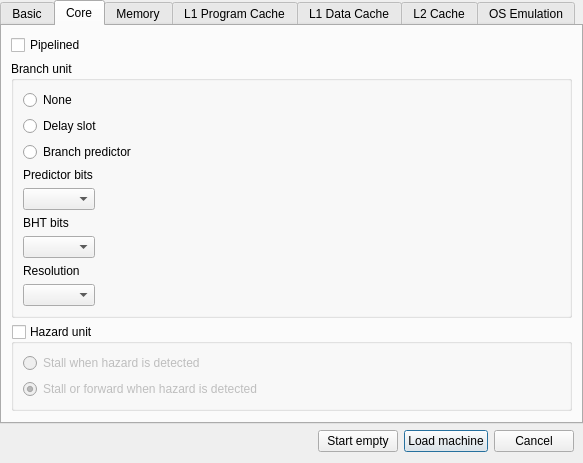
kchasialis/QtMips-Di, file src/gui/NewDialog.ui: the form before one commit.
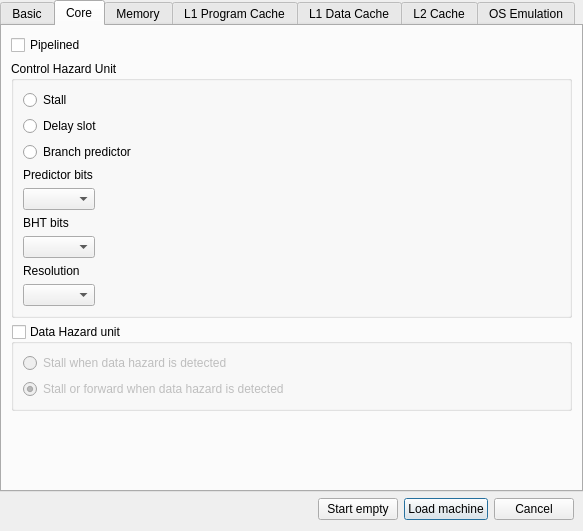
The form after the commit.

Commit message: Separated control & data hazard unit

What changed in the file:
```diff
--- a/src/gui/NewDialog.ui
+++ b/src/gui/NewDialog.ui
@@ -7,7 +7,7 @@
     <x>0</x>
     <y>0</y>
     <width>583</width>
-    <height>449</height>
+    <height>531</height>
    </rect>
   </property>
   <property name="windowTitle">
@@ -151,33 +151,37 @@
        <item>
         <widget class="QGroupBox" name="branch_unit">
          <property name="title">
-          <string>Branch unit</string>
+          <string>Control Hazard Unit</string>
          </property>
          <property name="checkable">
           <bool>false</bool>
          </property>
          <layout class="QVBoxLayout" name="verticalLayout_2">
           <item>
-           <widget class="QRadioButton" name="none">
-            <property name="text">
-             <string>None</string>
-            </property>
-           </widget>
-          </item>
-          <item>
+           <layout class="QGridLayout" name="gridLayout">
+            <item row="1" column="0">
            <widget class="QRadioButton" name="delay_slot">
             <property name="text">
              <string>Delay slot</string>
             </property>
            </widget>
           </item>
-          <item>
+            <item row="0" column="0">
+             <widget class="QRadioButton" name="stall">
+              <property name="text">
+               <string>Stall</string>
+              </property>
+             </widget>
+            </item>
+            <item row="2" column="0">
            <widget class="QRadioButton" name="branch_predictor">
             <property name="text">
              <string>Branch predictor</string>
             </property>
            </widget>
           </item>
+           </layout>
+          </item>
           <item>
            <widget class="QLabel" name="predictor_bits_label">
             <property name="enabled">
@@ -259,7 +263,7 @@
           <bool>true</bool>
          </property>
          <property name="title">
-          <string>Hazard unit</string>
+          <string>Data Hazard unit</string>
          </property>
          <property name="checkable">
           <bool>true</bool>
@@ -271,14 +275,14 @@
           <item>
            <widget class="QRadioButton" name="hazard_stall">
             <property name="text">
-             <string>Stall when hazard is detected</string>
+             <string>Stall when data hazard is detected</string>
             </property>
            </widget>
           </item>
           <item>
            <widget class="QRadioButton" name="hazard_stall_forward">
             <property name="text">
-             <string>Stall or forward when hazard is detected</string>
+             <string>Stall or forward when data hazard is detected</string>
             </property>
             <property name="checked">
              <bool>true</bool>
```
Left out of the diff: 8 changed lines with no effect on the pictures. Lines whose indentation alone changed are shown as unchanged. The commit also changes 11 other files.
